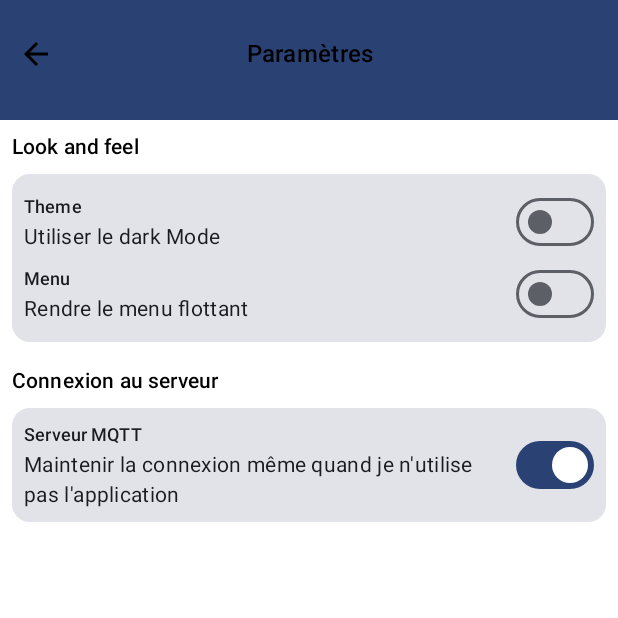
After one commit to mathias8dev/MqttClient, an Android app built with Jetpack Compose: the composable SettingsScreen shown on its own in the app's theme, on a phone screen of 412 x 824 dp, the top half of it. The commit adds this screen. Run offline under Robolectric (Android 15) with nearby library versions, the phone set to English and light mode, and no system bars; our stand-ins replace Dagger/Hilt's generated code, Timber; libraries missing offline, so code that uses them is left out: com.ramcosta.composedestinations; 2 statements that could not run were skipped.

Commit message:
feature: Implementation of settings screen and floating menu

```diff
--- /dev/null
+++ b/app/src/main/java/com/mathias8dev/mqttclient/domain/viewmodels/AppSettingsViewModel.kt
@@ -0,0 +1,27 @@
+package com.mathias8dev.mqttclient.domain.viewmodels
+
+import androidx.datastore.core.DataStore
+import androidx.lifecycle.ViewModel
+import androidx.lifecycle.viewModelScope
+import com.mathias8dev.mqttclient.storage.datastore.model.AppSettings
+import kotlinx.coroutines.flow.MutableStateFlow
+import kotlinx.coroutines.flow.asStateFlow
+import kotlinx.coroutines.flow.collectLatest
+import kotlinx.coroutines.launch
+import javax.inject.Inject
+
+abstract class AppSettingsViewModel(
+    protected val appSettingsStore: DataStore<AppSettings>
+): ViewModel() {
+
+    protected val _appSettings = MutableStateFlow(AppSettings())
+    val appSettings = _appSettings.asStateFlow()
+
+    init {
+        viewModelScope.launch {
+            appSettingsStore.data.collectLatest {
+                _appSettings.emit(it)
+            }
+        }
+    }
+}
--- a/app/src/main/java/com/mathias8dev/mqttclient/domain/ConfigurationScreenViewModel.kt
+++ b/app/src/main/java/com/mathias8dev/mqttclient/domain/viewmodels/ConfigurationScreenViewModel.kt
@@ -1,4 +1,4 @@
-package com.mathias8dev.mqttclient.domain
+package com.mathias8dev.mqttclient.domain.viewmodels
 
 import android.util.Log
 import androidx.datastore.core.DataStore
--- /dev/null
+++ b/app/src/main/java/com/mathias8dev/mqttclient/domain/viewmodels/SettingsScreenViewModel.kt
@@ -0,0 +1,45 @@
+package com.mathias8dev.mqttclient.domain.viewmodels
+
+import androidx.datastore.core.DataStore
+import androidx.lifecycle.ViewModel
+import androidx.lifecycle.viewModelScope
+import com.mathias8dev.mqttclient.storage.datastore.model.AppSettings
+import dagger.hilt.android.lifecycle.HiltViewModel
+import kotlinx.coroutines.flow.MutableStateFlow
+import kotlinx.coroutines.flow.asStateFlow
+import kotlinx.coroutines.flow.collectLatest
+import kotlinx.coroutines.launch
+import javax.inject.Inject
+
+
+@HiltViewModel
+class SettingsScreenViewModel @Inject constructor(
+    appSettingsStore: DataStore<AppSettings>
+): AppSettingsViewModel(appSettingsStore) {
+
+
+
+    fun onUseDarkModeChanged(updatedValue: Boolean) {
+        viewModelScope.launch {
+            appSettingsStore.updateData {
+                it.copy(useDarkMode = updatedValue)
+            }
+        }
+    }
+
+    fun onMaintainConnectionToServerActive(updatedValue: Boolean) {
+        viewModelScope.launch {
+            appSettingsStore.updateData {
+                it.copy(maintainConnectionToServerActive = updatedValue)
+            }
+        }
+    }
+
+    fun onUseFloatingMenuChanged(updatedValue: Boolean) {
+        viewModelScope.launch {
+            appSettingsStore.updateData {
+                it.copy(useFloatingMenu = updatedValue)
+            }
+        }
+    }
+}
--- a/app/src/main/java/com/mathias8dev/mqttclient/domain/VisualisationScreenViewModel.kt
+++ b/app/src/main/java/com/mathias8dev/mqttclient/domain/viewmodels/VisualisationScreenViewModel.kt
@@ -1,4 +1,4 @@
-package com.mathias8dev.mqttclient.domain
+package com.mathias8dev.mqttclient.domain.viewmodels
 
 import androidx.datastore.core.DataStore
 import androidx.lifecycle.ViewModel
@@ -27,6 +27,9 @@ class VisualisationScreenViewModel @Inject constructor(
     private val _hasDefinedConfig = MutableStateFlow(true)
     val hasDefinedConfig = _hasDefinedConfig.asStateFlow()
 
+    private val _useFloatingMenu = MutableStateFlow(false)
+    val useFloatingMenu = _hasDefinedConfig.asStateFlow()
+
     init {
 
         viewModelScope.launch {
@@ -36,6 +39,7 @@ class VisualisationScreenViewModel @Inject constructor(
 
             appSettingsStore.data.collect {
                 _hasDefinedConfig.emit(it.selectedConfigId == -1L)
+                _useFloatingMenu.emit(it.useFloatingMenu)
             }
         }
     }
--- a/app/src/main/java/com/mathias8dev/mqttclient/storage/datastore/model/AppSettings.kt
+++ b/app/src/main/java/com/mathias8dev/mqttclient/storage/datastore/model/AppSettings.kt
@@ -6,5 +6,8 @@ import kotlinx.parcelize.Parcelize
 
 @Parcelize
 data class AppSettings(
-    val selectedConfigId: Long = -1
+    val selectedConfigId: Long = -1,
+    val useDarkMode: Boolean = false,
+    val useFloatingMenu: Boolean = false,
+    val maintainConnectionToServerActive: Boolean = true
 ): Parcelable
--- a/app/src/main/java/com/mathias8dev/mqttclient/ui/screens/configuration/ConfigurationScreen.kt
+++ b/app/src/main/java/com/mathias8dev/mqttclient/ui/screens/configuration/ConfigurationScreen.kt
@@ -28,7 +28,7 @@ import androidx.compose.ui.text.style.TextAlign
 import androidx.compose.ui.unit.dp
 import androidx.hilt.navigation.compose.hiltViewModel
 import androidx.lifecycle.compose.collectAsStateWithLifecycle
-import com.mathias8dev.mqttclient.domain.ConfigurationScreenViewModel
+import com.mathias8dev.mqttclient.domain.viewmodels.ConfigurationScreenViewModel
 import com.mathias8dev.mqttclient.domain.utils.thenSync
 import com.mathias8dev.mqttclient.ui.composables.ContentDetailsLayout
 import com.mathias8dev.mqttclient.ui.composables.StandardDialog
@@ -43,7 +43,7 @@ import timber.log.Timber
 
 @Composable
 @Destination
-@RootNavGraph(start = true)
+@RootNavGraph
 fun ConfigurationScreen(
     navigator: DestinationsNavigator,
     viewModel: ConfigurationScreenViewModel = hiltViewModel()
--- /dev/null
+++ b/app/src/main/java/com/mathias8dev/mqttclient/ui/screens/settings/SettingsItemSection.kt
@@ -0,0 +1,57 @@
+package com.mathias8dev.mqttclient.ui.screens.settings
+
+import androidx.annotation.StringRes
+import androidx.compose.foundation.layout.Arrangement
+import androidx.compose.foundation.layout.Column
+import androidx.compose.foundation.layout.ColumnScope
+import androidx.compose.foundation.layout.fillMaxWidth
+import androidx.compose.foundation.layout.padding
+import androidx.compose.material3.Card
+import androidx.compose.material3.MaterialTheme
+import androidx.compose.material3.Text
+import androidx.compose.runtime.Composable
+import androidx.compose.ui.Modifier
+import androidx.compose.ui.res.stringResource
+import androidx.compose.ui.unit.dp
+
+
+@Composable
+fun SettingsItemSection(
+    modifier: Modifier = Modifier,
+    sectionTitle: String,
+    content: @Composable ColumnScope.() -> Unit
+) {
+    Column(
+        modifier = modifier,
+        verticalArrangement = Arrangement.spacedBy(8.dp)
+    ) {
+        Text(
+            text = sectionTitle,
+            style = MaterialTheme.typography.titleSmall
+        )
+        Card(
+            modifier = Modifier
+                .fillMaxWidth()
+        ) {
+            Column(
+                modifier = Modifier
+                    .padding(8.dp)
+            ) {
+                content()
+            }
+        }
+    }
+}
+
+@Composable
+fun SettingsItemSection(
+    modifier: Modifier = Modifier,
+    @StringRes sectionTitleRes: Int,
+    content: @Composable ColumnScope.() -> Unit
+) {
+    SettingsItemSection(
+        sectionTitle = stringResource(id = sectionTitleRes),
+        modifier = modifier,
+        content = content
+    )
+}
--- /dev/null
+++ b/app/src/main/java/com/mathias8dev/mqttclient/ui/screens/settings/SettingsScreen.kt
@@ -0,0 +1,83 @@
+package com.mathias8dev.mqttclient.ui.screens.settings
+
+import android.widget.Space
+import androidx.compose.foundation.layout.Arrangement
+import androidx.compose.foundation.layout.Column
+import androidx.compose.foundation.layout.fillMaxSize
+import androidx.compose.foundation.layout.padding
+import androidx.compose.foundation.rememberScrollState
+import androidx.compose.foundation.verticalScroll
+import androidx.compose.runtime.Composable
+import androidx.compose.runtime.getValue
+import androidx.compose.ui.Modifier
+import androidx.compose.ui.unit.dp
+import androidx.hilt.navigation.compose.hiltViewModel
+import androidx.lifecycle.compose.collectAsStateWithLifecycle
+import com.mathias8dev.mqttclient.domain.viewmodels.SettingsScreenViewModel
+import com.mathias8dev.mqttclient.ui.composables.ContentDetailsLayout
+import com.ramcosta.composedestinations.annotation.Destination
+import com.ramcosta.composedestinations.annotation.RootNavGraph
+import com.ramcosta.composedestinations.navigation.DestinationsNavigator
+
+
+@Composable
+@Destination
+@RootNavGraph
+fun SettingsScreen(
+    navigator: DestinationsNavigator,
+    viewModel: SettingsScreenViewModel = hiltViewModel()
+) {
+
+    val appSettings by viewModel.appSettings.collectAsStateWithLifecycle()
+
+    ContentDetailsLayout(
+        title = "Paramètres",
+        onBackClick = {
+            navigator.popBackStack()
+        }
+    ) {
+        Column(
+            modifier = Modifier
+                .fillMaxSize()
+                .padding(8.dp)
+                .verticalScroll(rememberScrollState()),
+            verticalArrangement = Arrangement.spacedBy(16.dp)
+        ) {
+            SettingsItemSection(
+                sectionTitle = "Look and feel"
+            ) {
+                SwitchSettingItem(
+                    actionTitle = "Theme",
+                    actionContent = "Utiliser le dark Mode",
+                    value = appSettings.useDarkMode,
+                    onValueChanged = {
+                        viewModel.onUseDarkModeChanged(it)
+                    }
+                )
+
+
+                SwitchSettingItem(
+                    actionTitle = "Menu",
+                    actionContent = "Rendre le menu flottant",
+                    value = appSettings.useFloatingMenu,
+                    onValueChanged = {
+                        viewModel.onUseFloatingMenuChanged(it)
+                    }
+                )
+            }
+
+            SettingsItemSection(
+                sectionTitle = "Connexion au serveur"
+            ) {
+                SwitchSettingItem(
+                    actionTitle = "Serveur MQTT",
+                    actionContent = "Maintenir la connexion même quand je n'utilise pas l'application",
+                    value = appSettings.maintainConnectionToServerActive,
+                    onValueChanged = {
+                        viewModel.onMaintainConnectionToServerActive(it)
+                    }
+                )
+            }
+        }
+    }
+}
--- /dev/null
+++ b/app/src/main/java/com/mathias8dev/mqttclient/ui/screens/settings/SwitchSettingItem.kt
@@ -0,0 +1,71 @@
+package com.mathias8dev.mqttclient.ui.screens.settings
+
+import androidx.annotation.StringRes
+import androidx.compose.foundation.layout.Column
+import androidx.compose.foundation.layout.Row
+import androidx.compose.foundation.layout.fillMaxWidth
+import androidx.compose.foundation.layout.padding
+import androidx.compose.foundation.layout.width
+import androidx.compose.foundation.layout.wrapContentHeight
+import androidx.compose.material3.MaterialTheme
+import androidx.compose.material3.Switch
+import androidx.compose.material3.Text
+import androidx.compose.runtime.Composable
+import androidx.compose.ui.Alignment
+import androidx.compose.ui.Modifier
+import androidx.compose.ui.res.stringResource
+import androidx.compose.ui.unit.dp
+import androidx.compose.ui.unit.sp
+
+
+@Composable
+fun SwitchSettingItem(
+    actionTitle: String,
+    actionContent: String,
+    value: Boolean,
+    onValueChanged: (updatedValue: Boolean) -> Unit
+) {
+    Row(
+        modifier = Modifier
+            .fillMaxWidth()
+            .wrapContentHeight(),
+        verticalAlignment = Alignment.CenterVertically
+    ) {
+        Column(
+            modifier = Modifier
+                .width(0.dp)
+                .weight(1f)
+                .padding(end = 16.dp)
+        ) {
+            Text(
+                text = actionTitle,
+                style = MaterialTheme.typography.titleSmall,
+                fontSize = 12.sp
+            )
+            Text(
+                text = actionContent,
+                style = MaterialTheme.typography.bodyMedium
+            )
+        }
+
+        Switch(
+            checked = value,
+            onCheckedChange = onValueChanged
+        )
+    }
+}
+
+@Composable
+fun SwitchSettingItem(
+    @StringRes actionTitleRes: Int,
+    @StringRes actionContentRes: Int,
+    value: Boolean,
+    onValueChanged: (updatedValue: Boolean) -> Unit
+) {
+    SwitchSettingItem(
+        actionTitle = stringResource(id = actionTitleRes),
+        actionContent = stringResource(id = actionContentRes),
+        value = value,
+        onValueChanged = onValueChanged
+    )
+}
```
Also changed, not shown: app/src/main/java/com/mathias8dev/mqttclient/MainActivity.kt (+16 -2 lines), app/src/main/java/com/mathias8dev/mqttclient/domain/viewmodels/MainActivityViewModel.kt (added, +12 -0 lines), app/src/main/java/com/mathias8dev/mqttclient/ui/screens/visualisation/FloatingMenu.kt (added, +92 -0 lines), app/src/main/java/com/mathias8dev/mqttclient/ui/screens/visualisation/VisualisationScreen.kt (renamed from app/src/main/java/com/mathias8dev/mqttclient/ui/screens/VisualisationScreen.kt, +45 -7 lines), app/src/main/java/com/mathias8dev/mqttclient/ui/utils/Extensions.kt (+10 -0 lines).
